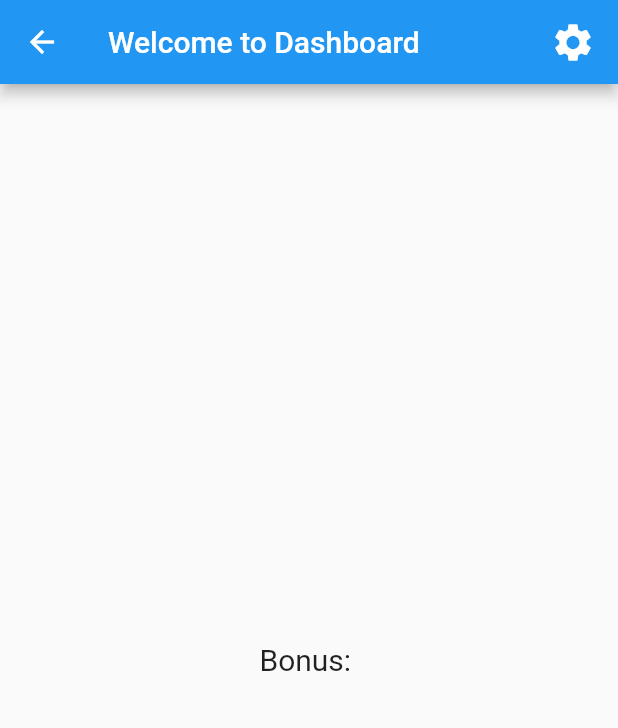
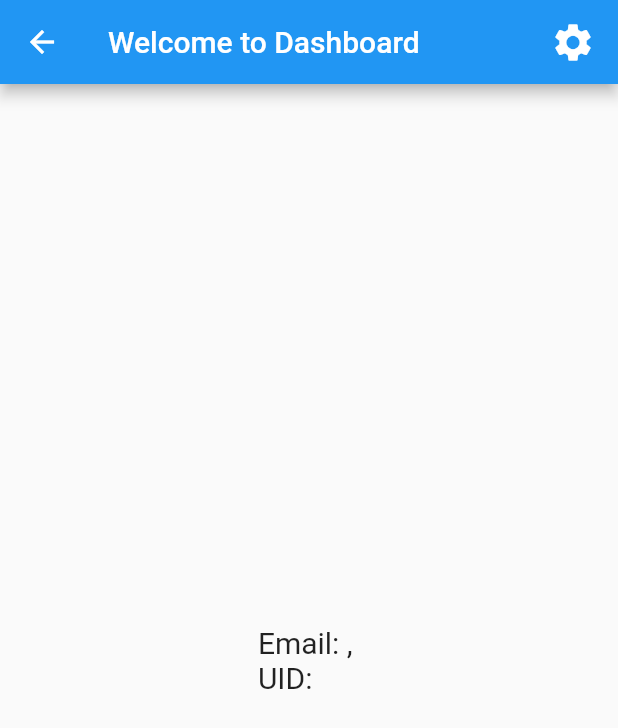
Before and after one commit to nemofira09/flutter_intro_proj, a Flutter app: the LoginScreen screen opened by its route, after a tap on "Login", on a phone screen of 412 x 824 dp. Shown: the top 728 px of the screen. Run offline on Flutter 3.47's test engine with Material 2 defaults, Android fonts, the phone set to English and light mode, and no system bars; our stand-ins replace firebase_auth, firebase_core, google_sign_in, modal_progress_hud_nsn, shared_preferences; accounts and stored records are empty; network calls fail.

Commit message:
Flutter Local Storage Assignment

```diff
--- a/lib/provider.dart
+++ b/lib/provider.dart
@@ -1,4 +1,5 @@
 import 'package:flutter_intro_jamian_jade/models/User.dart';
+import 'package:shared_preferences/shared_preferences.dart';
 
 class UserList{
    static List<User> holder = <User>[];
@@ -7,3 +8,20 @@ class UserList{
     holder.add(User(fn, ln, ea, pw));
    }
 }
+
+class LocalStorage{
+  static SharedPreferences? localStorage;
+  static init() async {
+    localStorage = await SharedPreferences.getInstance();
+  }
+
+  static setToLocalStorage(String email, String UID) {
+      localStorage!.setString('emailVal', email);
+      localStorage!.setString('UIDVal', UID);
+  }
+
+  static removeFromLocalStorage() {
+      localStorage!.remove('emailVal');
+      localStorage!.remove('UIDVal');
+  }
+}
--- a/lib/screens/Dashboard.dart
+++ b/lib/screens/Dashboard.dart
@@ -1,5 +1,6 @@
 import 'package:flutter/material.dart';
 import 'package:flutter_intro_jamian_jade/screens/Settings.dart';
+import 'package:flutter_intro_jamian_jade/provider.dart' as provider;
 
 import '../models/ScreenArguments.dart';
 
@@ -13,7 +14,9 @@ class Dashboard extends StatefulWidget {
 class _DashboardState extends State<Dashboard> {
   @override
   Widget build(BuildContext context) {
-    final args = ModalRoute.of(context)!.settings.arguments as ScreenArguments;
+      //var args = ModalRoute.of(context)!.settings.arguments as ScreenArguments;
+      var email = provider.LocalStorage.localStorage?.getString('emailVal');
+      var uid = provider.LocalStorage.localStorage?.getString('UIDVal');
     return Scaffold(
       appBar: AppBar(
         title: const Text("Welcome to Dashboard"),
@@ -33,8 +36,9 @@ class _DashboardState extends State<Dashboard> {
         ],
       ),
       body: Center(
-        child: Text("Bonus: ${args.message}", style: TextStyle(fontSize: 20)),
+        child: Text("Email: $email, \nUID: $uid", style: TextStyle(fontSize: 20)),
       ),
     );
   }
 }
+//${args.message}, $uid
--- a/lib/screens/LoginScreen.dart
+++ b/lib/screens/LoginScreen.dart
@@ -9,6 +9,7 @@ import 'package:flutter_intro_jamian_jade/widgets/PasswordField.dart';
 import 'package:flutter_intro_jamian_jade/widgets/PrimaryButton.dart';
 import 'package:flutter_intro_jamian_jade/provider.dart' as provider;
 import 'package:modal_progress_hud_nsn/modal_progress_hud_nsn.dart';
+import 'package:shared_preferences/shared_preferences.dart';
 
 class LoginScreen extends StatefulWidget {
   static String routeName = "/login";
@@ -149,7 +150,8 @@ class _LoginScreenState extends State<LoginScreen> {
       // ignore: use_build_context_synchronously
       FirebaseAuth.instance.authStateChanges().listen((User? user) {
         if(user != null){
-          Navigator.pushReplacementNamed(context, Dashboard.routeName, arguments: ScreenArguments(emailController.text));
+          provider.LocalStorage.setToLocalStorage(emailController.text, user.uid);
+          Navigator.pushReplacementNamed(context, Dashboard.routeName);
         }
       });
     } catch (e) {
--- a/lib/screens/Settings.dart
+++ b/lib/screens/Settings.dart
@@ -1,6 +1,8 @@
 import 'package:flutter/material.dart';
 import 'package:flutter_intro_jamian_jade/screens/LoginScreen.dart';
 import 'package:flutter_intro_jamian_jade/services/AuthService.dart';
+import 'package:shared_preferences/shared_preferences.dart';
+import 'package:flutter_intro_jamian_jade/provider.dart' as provider;
 
 class Settings extends StatefulWidget {
   static String routeName = "/settings";
@@ -22,6 +24,8 @@ class _SettingsState extends State<Settings> {
               // ignore: use_build_context_synchronously
               Navigator.of(context).pushNamedAndRemoveUntil(
                   LoginScreen.routeName, (Route<dynamic> route) => false);
+                  provider.LocalStorage.localStorage?.remove('emailVal');
+                  provider.LocalStorage.localStorage?.remove('UIDVal');
             },
             child: const Padding(
               padding: EdgeInsets.only(right: 15.0),
--- a/lib/screens/SignupScreen.dart
+++ b/lib/screens/SignupScreen.dart
@@ -127,6 +127,8 @@ class _SignupScreenState extends State<SignupScreen> {
         // ignore: use_build_context_synchronously
         FirebaseAuth.instance.authStateChanges().listen((User? user) {
         if(user != null){
+          provider.LocalStorage.localStorage!.setString('emailVal', emailController.text);
+          provider.LocalStorage.localStorage!.setString('UIDVal', user.uid);
           Navigator.pushReplacementNamed(context, Dashboard.routeName, arguments: ScreenArguments(emailController.text));
         }
       });
--- a/lib/services/AuthService.dart
+++ b/lib/services/AuthService.dart
@@ -12,6 +12,7 @@ class AuthService {
       email: emailAddress,
       password: password
     );
+    print(credential);
   } on FirebaseAuthException catch (e) {
     if (e.code == 'user-not-found') {
       print('No user found for that email.');
--- a/pubspec.yaml
+++ b/pubspec.yaml
@@ -33,6 +33,7 @@ dependencies:
     sdk: flutter
 
   provider: ^6.0.0
+  shared_preferences: ^2.0.15
 
   # The following adds the Cupertino Icons font to your application.
   # Use with the CupertinoIcons class for iOS style icons.
```
Also changed, not shown: lib/main.dart (+14 -1 lines), pubspec.lock, 1 other file.
